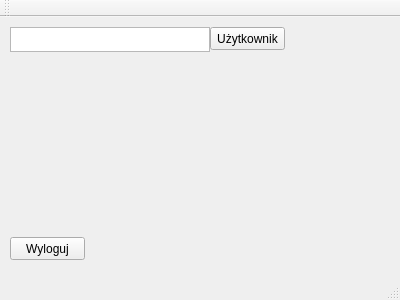
Above: timeguard.ui from byebye/TimeGuard before the change. Below: the same form after it.
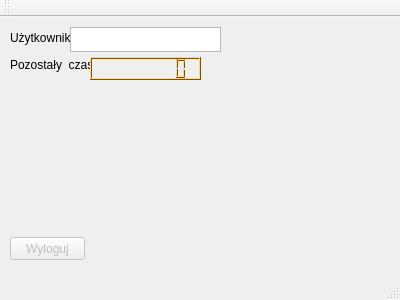
That is the form after the change. Custom widgets are drawn as their Qt base class.

The edit to the form file:
```diff
--- a/timeguard.ui
+++ b/timeguard.ui
@@ -14,33 +14,20 @@
    <string>TimeGuard</string>
   </property>
   <widget class="QWidget" name="centralWidget">
-   <widget class="QPushButton" name="getUserNameButton">
-    <property name="geometry">
-     <rect>
-      <x>210</x>
-      <y>10</y>
-      <width>75</width>
-      <height>23</height>
-     </rect>
-    </property>
-    <property name="text">
-     <string>Użytkownik</string>
-    </property>
-    <property name="checkable">
-     <bool>false</bool>
-    </property>
-   </widget>
    <widget class="QTextBrowser" name="loggedUsername">
     <property name="geometry">
      <rect>
-      <x>10</x>
+      <x>70</x>
       <y>10</y>
-      <width>200</width>
+      <width>151</width>
       <height>25</height>
      </rect>
     </property>
    </widget>
    <widget class="QPushButton" name="logOffButton">
+    <property name="enabled">
+     <bool>false</bool>
+    </property>
     <property name="geometry">
      <rect>
       <x>10</x>
@@ -52,6 +39,475 @@
     <property name="text">
      <string>Wyloguj</string>
     </property>
+    <property name="flat">
+     <bool>false</bool>
+    </property>
+   </widget>
+   <widget class="QLabel" name="currentUserLabel">
+    <property name="geometry">
+     <rect>
+      <x>10</x>
+      <y>10</y>
+      <width>61</width>
+      <height>21</height>
+     </rect>
+    </property>
+    <property name="text">
+     <string>Użytkownik:</string>
+    </property>
+   </widget>
+   <widget class="QLabel" name="timeRemainingLabel">
+    <property name="geometry">
+     <rect>
+      <x>10</x>
+      <y>40</y>
+      <width>81</width>
+      <height>16</height>
+     </rect>
+    </property>
+    <property name="text">
+     <string>Pozostały  czas:</string>
+    </property>
+   </widget>
+   <widget class="countdownTimer" name="timeRemainingLCD">
+    <property name="geometry">
+     <rect>
+      <x>90</x>
+      <y>40</y>
+      <width>111</width>
+      <height>23</height>
+     </rect>
+    </property>
+    <property name="palette">
+     <palette>
+      <active>
+       <colorrole role="WindowText">
+        <brush brushstyle="SolidPattern">
+         <color alpha="255">
+          <red>0</red>
+          <green>0</green>
+          <blue>0</blue>
+         </color>
+        </brush>
+       </colorrole>
+       <colorrole role="Button">
+        <brush brushstyle="SolidPattern">
+         <color alpha="255">
+          <red>255</red>
+          <green>166</green>
+          <blue>11</blue>
+         </color>
+        </brush>
+       </colorrole>
+       <colorrole role="Light">
+        <brush brushstyle="SolidPattern">
+         <color alpha="255">
+          <red>255</red>
+          <green>213</green>
+          <blue>139</blue>
+         </color>
+        </brush>
+       </colorrole>
+       <colorrole role="Midlight">
+        <brush brushstyle="SolidPattern">
+         <color alpha="255">
+          <red>255</red>
+          <green>189</green>
+          <blue>75</blue>
+         </color>
+        </brush>
+       </colorrole>
+       <colorrole role="Dark">
+        <brush brushstyle="SolidPattern">
+         <color alpha="255">
+          <red>127</red>
+          <green>83</green>
+          <blue>5</blue>
+         </color>
+        </brush>
+       </colorrole>
+       <colorrole role="Mid">
+        <brush brushstyle="SolidPattern">
+         <color alpha="255">
+          <red>170</red>
+          <green>111</green>
+          <blue>7</blue>
+         </color>
+        </brush>
+       </colorrole>
+       <colorrole role="Text">
+        <brush brushstyle="SolidPattern">
+         <color alpha="255">
+          <red>0</red>
+          <green>0</green>
+          <blue>0</blue>
+         </color>
+        </brush>
+       </colorrole>
+       <colorrole role="BrightText">
+        <brush brushstyle="SolidPattern">
+         <color alpha="255">
+          <red>255</red>
+          <green>255</green>
+          <blue>255</blue>
+         </color>
+        </brush>
+       </colorrole>
+       <colorrole role="ButtonText">
+        <brush brushstyle="SolidPattern">
+         <color alpha="255">
+          <red>0</red>
+          <green>0</green>
+          <blue>0</blue>
+         </color>
+        </brush>
+       </colorrole>
+       <colorrole role="Base">
+        <brush brushstyle="SolidPattern">
+         <color alpha="255">
+          <red>255</red>
+          <green>255</green>
+          <blue>255</blue>
+         </color>
+        </brush>
+       </colorrole>
+       <colorrole role="Window">
+        <brush brushstyle="SolidPattern">
+         <color alpha="255">
+          <red>255</red>
+          <green>166</green>
+          <blue>11</blue>
+         </color>
+        </brush>
+       </colorrole>
+       <colorrole role="Shadow">
+        <brush brushstyle="SolidPattern">
+         <color alpha="255">
+          <red>0</red>
+          <green>0</green>
+          <blue>0</blue>
+         </color>
+        </brush>
+       </colorrole>
+       <colorrole role="AlternateBase">
+        <brush brushstyle="SolidPattern">
+         <color alpha="255">
+          <red>255</red>
+          <green>210</green>
+          <blue>133</blue>
+         </color>
+        </brush>
+       </colorrole>
+       <colorrole role="ToolTipBase">
+        <brush brushstyle="SolidPattern">
+         <color alpha="255">
+          <red>255</red>
+          <green>255</green>
+          <blue>220</blue>
+         </color>
+        </brush>
+       </colorrole>
+       <colorrole role="ToolTipText">
+        <brush brushstyle="SolidPattern">
+         <color alpha="255">
+          <red>0</red>
+          <green>0</green>
+          <blue>0</blue>
+         </color>
+        </brush>
+       </colorrole>
+      </active>
+      <inactive>
+       <colorrole role="WindowText">
+        <brush brushstyle="SolidPattern">
+         <color alpha="255">
+          <red>0</red>
+          <green>0</green>
+          <blue>0</blue>
+         </color>
+        </brush>
+       </colorrole>
+       <colorrole role="Button">
+        <brush brushstyle="SolidPattern">
+         <color alpha="255">
+          <red>255</red>
+          <green>166</green>
+          <blue>11</blue>
+         </color>
+        </brush>
+       </colorrole>
+       <colorrole role="Light">
+        <brush brushstyle="SolidPattern">
+         <color alpha="255">
+          <red>255</red>
+          <green>213</green>
+          <blue>139</blue>
+         </color>
+        </brush>
+       </colorrole>
+       <colorrole role="Midlight">
+        <brush brushstyle="SolidPattern">
+         <color alpha="255">
+          <red>255</red>
+          <green>189</green>
+          <blue>75</blue>
+         </color>
+        </brush>
+       </colorrole>
+       <colorrole role="Dark">
+        <brush brushstyle="SolidPattern">
+         <color alpha="255">
+          <red>127</red>
+          <green>83</green>
+          <blue>5</blue>
+         </color>
+        </brush>
+       </colorrole>
+       <colorrole role="Mid">
+        <brush brushstyle="SolidPattern">
+         <color alpha="255">
+          <red>170</red>
+          <green>111</green>
+          <blue>7</blue>
+         </color>
+        </brush>
+       </colorrole>
+       <colorrole role="Text">
+        <brush brushstyle="SolidPattern">
+         <color alpha="255">
+          <red>0</red>
+          <green>0</green>
+          <blue>0</blue>
+         </color>
+        </brush>
+       </colorrole>
+       <colorrole role="BrightText">
+        <brush brushstyle="SolidPattern">
+         <color alpha="255">
+          <red>255</red>
+          <green>255</green>
+          <blue>255</blue>
+         </color>
+        </brush>
+       </colorrole>
+       <colorrole role="ButtonText">
+        <brush brushstyle="SolidPattern">
+         <color alpha="255">
+          <red>0</red>
+          <green>0</green>
+          <blue>0</blue>
+         </color>
+        </brush>
+       </colorrole>
+       <colorrole role="Base">
+        <brush brushstyle="SolidPattern">
+         <color alpha="255">
+          <red>255</red>
+          <green>255</green>
+          <blue>255</blue>
+         </color>
+        </brush>
+       </colorrole>
+       <colorrole role="Window">
+        <brush brushstyle="SolidPattern">
+         <color alpha="255">
+          <red>255</red>
+          <green>166</green>
+          <blue>11</blue>
+         </color>
+        </brush>
+       </colorrole>
+       <colorrole role="Shadow">
+        <brush brushstyle="SolidPattern">
+         <color alpha="255">
+          <red>0</red>
+          <green>0</green>
+          <blue>0</blue>
+         </color>
+        </brush>
+       </colorrole>
+       <colorrole role="AlternateBase">
+        <brush brushstyle="SolidPattern">
+         <color alpha="255">
+          <red>255</red>
+          <green>210</green>
+          <blue>133</blue>
+         </color>
+        </brush>
+       </colorrole>
+       <colorrole role="ToolTipBase">
+        <brush brushstyle="SolidPattern">
+         <color alpha="255">
+          <red>255</red>
+          <green>255</green>
+          <blue>220</blue>
+         </color>
+        </brush>
+       </colorrole>
+       <colorrole role="ToolTipText">
+        <brush brushstyle="SolidPattern">
+         <color alpha="255">
+          <red>0</red>
+          <green>0</green>
+          <blue>0</blue>
+         </color>
+        </brush>
+       </colorrole>
+      </inactive>
+      <disabled>
+       <colorrole role="WindowText">
+        <brush brushstyle="SolidPattern">
+         <color alpha="255">
+          <red>127</red>
+          <green>83</green>
+          <blue>5</blue>
+         </color>
+        </brush>
+       </colorrole>
+       <colorrole role="Button">
+        <brush brushstyle="SolidPattern">
+         <color alpha="255">
+          <red>255</red>
+          <green>166</green>
+          <blue>11</blue>
+         </color>
+        </brush>
+       </colorrole>
+       <colorrole role="Light">
+        <brush brushstyle="SolidPattern">
+         <color alpha="255">
+          <red>255</red>
+          <green>213</green>
+          <blue>139</blue>
+         </color>
+        </brush>
+       </colorrole>
+       <colorrole role="Midlight">
+        <brush brushstyle="SolidPattern">
+         <color alpha="255">
+          <red>255</red>
+          <green>189</green>
+          <blue>75</blue>
+         </color>
+        </brush>
+       </colorrole>
+       <colorrole role="Dark">
+        <brush brushstyle="SolidPattern">
+         <color alpha="255">
+          <red>127</red>
+          <green>83</green>
+          <blue>5</blue>
+         </color>
+        </brush>
+       </colorrole>
+       <colorrole role="Mid">
+        <brush brushstyle="SolidPattern">
+         <color alpha="255">
+          <red>170</red>
+          <green>111</green>
+          <blue>7</blue>
+         </color>
+        </brush>
+       </colorrole>
+       <colorrole role="Text">
+        <brush brushstyle="SolidPattern">
+         <color alpha="255">
+          <red>127</red>
+          <green>83</green>
+          <blue>5</blue>
+         </color>
+        </brush>
+       </colorrole>
+       <colorrole role="BrightText">
+        <brush brushstyle="SolidPattern">
+         <color alpha="255">
+          <red>255</red>
+          <green>255</green>
+          <blue>255</blue>
+         </color>
+        </brush>
+       </colorrole>
+       <colorrole role="ButtonText">
+        <brush brushstyle="SolidPattern">
+         <color alpha="255">
+          <red>127</red>
+          <green>83</green>
+          <blue>5</blue>
+         </color>
+        </brush>
+       </colorrole>
+       <colorrole role="Base">
+        <brush brushstyle="SolidPattern">
+         <color alpha="255">
+          <red>255</red>
+          <green>166</green>
+          <blue>11</blue>
+         </color>
+        </brush>
+       </colorrole>
+       <colorrole role="Window">
+        <brush brushstyle="SolidPattern">
+         <color alpha="255">
+          <red>255</red>
+          <green>166</green>
+          <blue>11</blue>
+         </color>
+        </brush>
+       </colorrole>
+       <colorrole role="Shadow">
+        <brush brushstyle="SolidPattern">
+         <color alpha="255">
+          <red>0</red>
+          <green>0</green>
+          <blue>0</blue>
+         </color>
+        </brush>
+       </colorrole>
+       <colorrole role="AlternateBase">
+        <brush brushstyle="SolidPattern">
+         <color alpha="255">
+          <red>255</red>
+          <green>166</green>
+          <blue>11</blue>
+         </color>
+        </brush>
+       </colorrole>
+       <colorrole role="ToolTipBase">
+        <brush brushstyle="SolidPattern">
+         <color alpha="255">
+          <red>255</red>
+          <green>255</green>
+          <blue>220</blue>
+         </color>
+        </brush>
+       </colorrole>
+       <colorrole role="ToolTipText">
+        <brush brushstyle="SolidPattern">
+         <color alpha="255">
+          <red>0</red>
+          <green>0</green>
+          <blue>0</blue>
+         </color>
+        </brush>
+       </colorrole>
+      </disabled>
+     </palette>
+    </property>
+    <property name="frameShape">
+     <enum>QFrame::Box</enum>
+    </property>
+    <property name="frameShadow">
+     <enum>QFrame::Raised</enum>
+    </property>
+    <property name="smallDecimalPoint">
+     <bool>false</bool>
+    </property>
+    <property name="digitCount">
+     <number>8</number>
+    </property>
+    <property name="segmentStyle">
+     <enum>QLCDNumber::Filled</enum>
+    </property>
    </widget>
   </widget>
   <widget class="QMenuBar" name="menuBar">
@@ -75,6 +531,13 @@
   <widget class="QStatusBar" name="statusBar"/>
  </widget>
  <layoutdefault spacing="6" margin="11"/>
+ <customwidgets>
+  <customwidget>
+   <class>countdownTimer</class>
+   <extends>QLCDNumber</extends>
+   <header>countdownTimer.h</header>
+  </customwidget>
+ </customwidgets>
  <resources/>
  <connections/>
 </ui>
```
